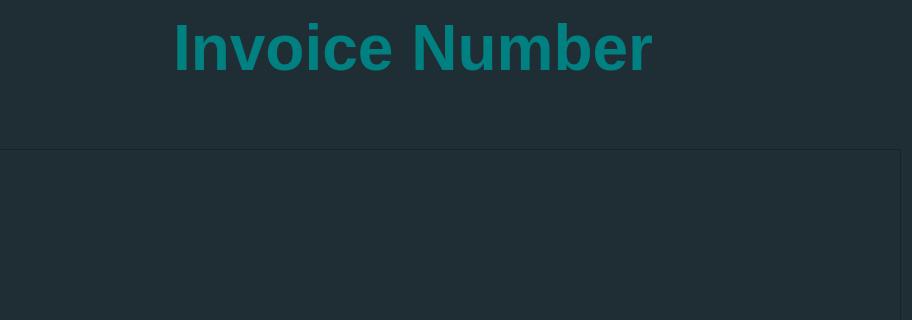
The window that src/ui/ViewInvoice.ui (CanMatthewCode/ArchitectsLog) describes before a commit, drawn with Qt 5; both pictures show x 108 to 1020 and y 0 to 320 of the 1020 by 466 pixel window.
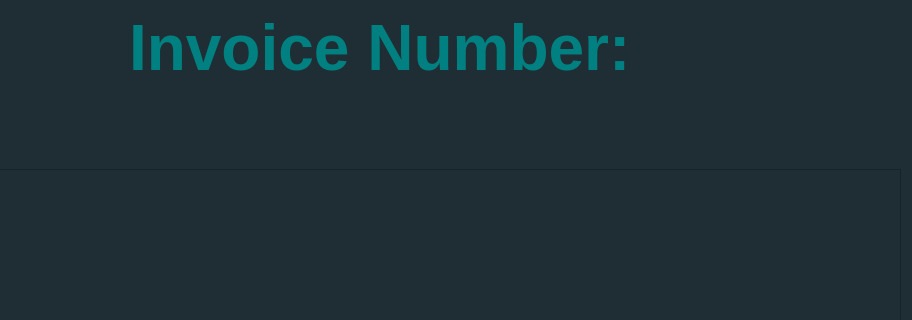
The same window after the commit.

Commit message: modify ViewInvoice class to allow users to resize window

Patch:
```diff
--- a/src/ui/ViewInvoice.ui
+++ b/src/ui/ViewInvoice.ui
@@ -33,12 +33,9 @@
        <property name="orientation">
         <enum>Qt::Orientation::Horizontal</enum>
        </property>
-       <property name="sizeType">
-        <enum>QSizePolicy::Policy::Fixed</enum>
-       </property>
        <property name="sizeHint" stdset="0">
         <size>
-         <width>270</width>
+         <width>40</width>
          <height>20</height>
         </size>
        </property>
@@ -59,11 +56,11 @@
 }</string>
        </property>
        <property name="text">
-        <string>Invoice Number</string>
+        <string>Invoice Number:</string>
        </property>
       </widget>
      </item>
-     <item>
+     <item alignment="Qt::AlignmentFlag::AlignLeft">
       <widget class="QLabel" name="addInvoiceNumberLabel">
        <property name="font">
         <font>
@@ -86,12 +83,9 @@
        <property name="orientation">
         <enum>Qt::Orientation::Horizontal</enum>
        </property>
-       <property name="sizeType">
-        <enum>QSizePolicy::Policy::Fixed</enum>
-       </property>
        <property name="sizeHint" stdset="0">
         <size>
-         <width>20</width>
+         <width>40</width>
          <height>20</height>
         </size>
        </property>
@@ -99,6 +93,22 @@
      </item>
     </layout>
    </item>
+   <item>
+    <spacer name="verticalSpacer_2">
+     <property name="orientation">
+      <enum>Qt::Orientation::Vertical</enum>
+     </property>
+     <property name="sizeType">
+      <enum>QSizePolicy::Policy::Fixed</enum>
+     </property>
+     <property name="sizeHint" stdset="0">
+      <size>
+       <width>20</width>
+       <height>20</height>
+      </size>
+     </property>
+    </spacer>
+   </item>
    <item alignment="Qt::AlignmentFlag::AlignLeft|Qt::AlignmentFlag::AlignVCenter">
     <widget class="QLabel" name="projectNameLabel">
      <property name="sizePolicy">
@@ -149,6 +159,9 @@
      <property name="alternatingRowColors">
       <bool>true</bool>
      </property>
+     <attribute name="horizontalHeaderStretchLastSection">
+      <bool>true</bool>
+     </attribute>
     </widget>
    </item>
    <item>
```
Left out of the diff: 4 changed lines with no effect on the pictures. The commit also changes 4 other files.
